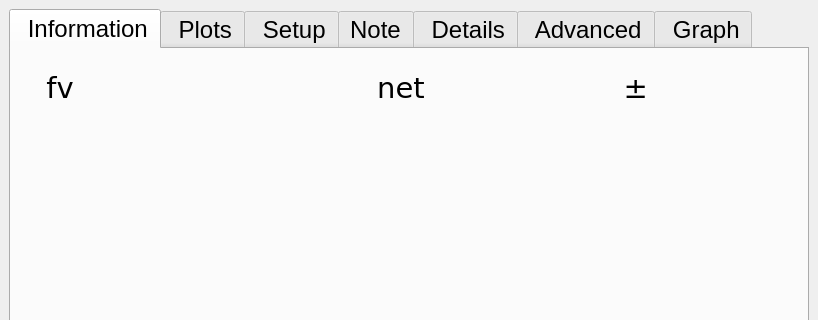
This is ddh/gui/designer_main.ui in LowellInstruments/ddh_old as Qt 5 draws it before an edit; both pictures show x 0 to 818 and y 0 to 320 of the 818 by 498 pixel window. The edited form follows.
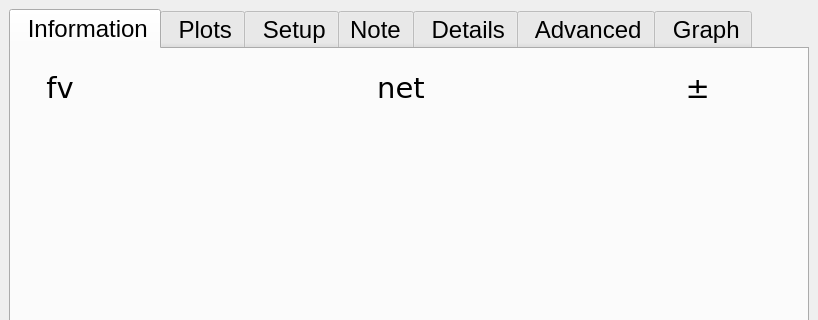
This is the edited form. Icons and pictures are not drawn.

Patch:
```diff
--- a/ddh/gui/designer_main.ui
+++ b/ddh/gui/designer_main.ui
@@ -170,7 +170,7 @@
            </layout>
           </item>
           <item row="0" column="0" colspan="4">
-           <layout class="QHBoxLayout" name="horizontalLayout_4" stretch="0,1,0,4,0,1,0,2,0,1,0,2,0">
+           <layout class="QHBoxLayout" name="horizontalLayout_4" stretch="0,1,0,4,0,1,0,3,0,1,0,1,0">
             <item>
              <spacer name="horizontalSpacer_16">
               <property name="orientation">
@@ -330,6 +330,12 @@
             </item>
             <item>
              <widget class="QLabel" name="lbl_net_txt">
+              <property name="font">
+               <font>
+                <pointsize>16</pointsize>
+                <italic>true</italic>
+               </font>
+              </property>
               <property name="frameShape">
                <enum>QFrame::NoFrame</enum>
               </property>
```
